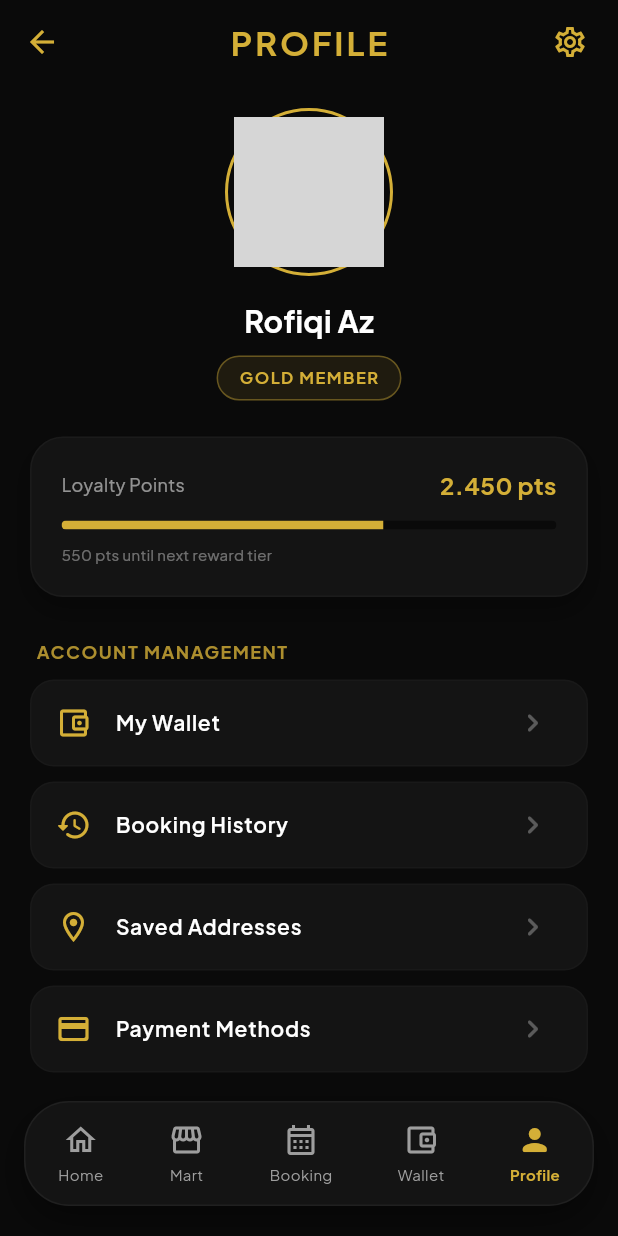
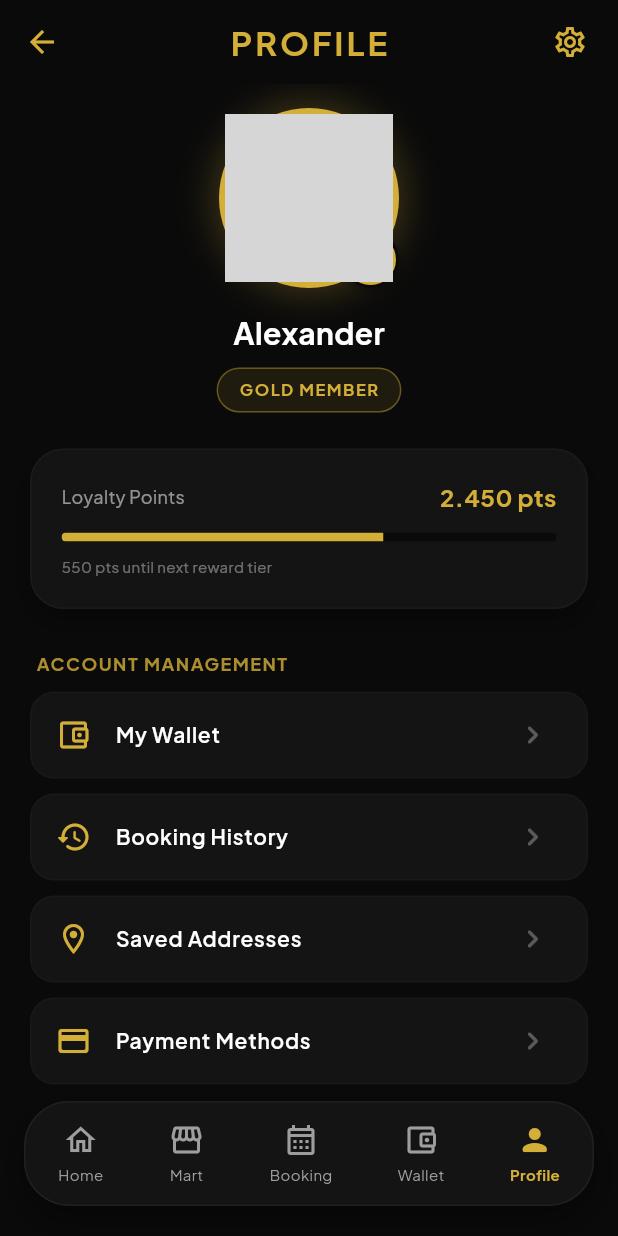
Before and after one commit to mrovq/BARBERKLIK, a Flutter app: the screen it shows after launch, item 5 of the bottom bar chosen, on a phone screen of 412 x 824 dp. Run offline on Flutter 3.47's test engine with Material 3 defaults, Android fonts, the phone set to English and light mode, and no system bars; our stand-ins replace google_fonts, image_picker; network calls fail; grey boxes are pictures that could not be loaded.

Commit message:
feat: implementasi fitur ganti foto profil dari galeri menggunakan image_picker

```diff
--- a/lib/screens/profile_screen.dart
+++ b/lib/screens/profile_screen.dart
@@ -1,5 +1,7 @@
+import 'dart:io';
 import 'package:flutter/material.dart';
 import 'package:google_fonts/google_fonts.dart';
+import 'package:image_picker/image_picker.dart';
 import 'home_screen.dart';
 import 'klikmart_screen.dart';
 import 'queue_status_screen.dart';
@@ -12,6 +14,30 @@ class ProfileScreen extends StatefulWidget {
 }
 
 class _ProfileScreenState extends State<ProfileScreen> {
+  // File untuk menyimpan foto profil yang dipilih dari galeri
+  File? _imageFile;
+
+  /// Fungsi asynchronous untuk mengambil foto dari galeri menggunakan package image_picker.
+  /// Setelah foto berhasil dipilih, state _imageFile akan diperbarui sehingga UI di-render ulang.
+  Future<void> _pickImageFromGallery() async {
+    try {
+      final ImagePicker picker = ImagePicker();
+      final XFile? pickedFile = await picker.pickImage(
+        source: ImageSource.gallery,
+        imageQuality: 85, // Mengompresi kualitas gambar (85%) untuk optimasi performa & memori
+      );
+
+      if (pickedFile != null) {
+        setState(() {
+          _imageFile = File(pickedFile.path);
+        });
+      }
+    } catch (e) {
+      // Menangkap error jika terjadi kesalahan akses galeri atau pemilihan foto
+      debugPrint('Error picking image from gallery: $e');
+    }
+  }
+
   @override
   Widget build(BuildContext context) {
     return Scaffold(
@@ -74,25 +100,74 @@ class _ProfileScreenState extends State<ProfileScreen> {
   Widget _buildProfileHeader() {
     return Column(
       children: [
+        // Menggunakan BoxDecoration untuk memberikan efek pendaran halus (glow) emas di sekitar lingkaran foto
         Container(
-          padding: const EdgeInsets.all(4), // Space for gold border
           decoration: BoxDecoration(
             shape: BoxShape.circle,
-            border: Border.all(
-              color: const Color(0xFFD4AF37), // Gold border
-              width: 2.0,
-            ),
+            boxShadow: [
+              BoxShadow(
+                color: const Color(0xFFD4AF37).withOpacity(0.25),
+                blurRadius: 20,
+                spreadRadius: 4,
+              ),
+            ],
           ),
-          child: const CircleAvatar(
-            radius: 50,
-            backgroundImage: NetworkImage(
-              'https://images.unsplash.com/photo-1535713875002-d1d0cf377fde?auto=format&fit=crop&w=250&q=80', // Rofiqi Az profile photo
-            ),
+          child: Stack(
+            alignment: Alignment.center,
+            children: [
+              // Elemen Dasar: CircleAvatar besar dengan radius 60
+              CircleAvatar(
+                radius: 60,
+                backgroundColor: const Color(0xFFD4AF37), // Bingkai (border) tebal berwarna emas
+                child: CircleAvatar(
+                  radius: 56, // Ukuran sedikit lebih kecil untuk memperlihatkan bingkai emas
+                  backgroundColor: const Color(0xFF141414),
+                  // Menampilkan foto: jika _imageFile null, gunakan placeholder NetworkImage. Jika ada, gunakan FileImage.
+                  backgroundImage: _imageFile != null
+                      ? FileImage(_imageFile!)
+                      : const NetworkImage(
+                          'https://images.unsplash.com/photo-1535713875002-d1d0cf377fde?auto=format&fit=crop&w=250&q=80',
+                        ) as ImageProvider,
+                ),
+              ),
+              // Tombol Aksi di pojok kanan bawah
+              Positioned(
+                bottom: 0,
+                right: 0,
+                child: GestureDetector(
+                  onTap: _pickImageFromGallery,
+                  child: Container(
+                    padding: const EdgeInsets.all(8),
+                    decoration: BoxDecoration(
+                      color: const Color(0xFFD4AF37), // Tombol berbentuk lingkaran emas kecil
+                      shape: BoxShape.circle,
+                      border: Border.all(
+                        color: const Color(0xFF0A0A0A), // Pemisah gelap dengan foto utama
+                        width: 2.0,
+                      ),
+                      boxShadow: [
+                        BoxShadow(
+                          color: Colors.black.withOpacity(0.3),
+                          blurRadius: 4,
+                          offset: const Offset(0, 2),
+                        ),
+                      ],
+                    ),
+                    child: const Icon(
+                      Icons.camera_alt, // Ikon kamera hitam di tengah
+                      color: Colors.black,
+                      size: 18,
+                    ),
+                  ),
+                ),
+              ),
+            ],
           ),
         ),
         const SizedBox(height: 16),
+        // Nama pengguna: Alexander (diperbarui sesuai request)
         Text(
-          'Rofiqi Az',
+          'Alexander',
           style: GoogleFonts.plusJakartaSans(
             color: Colors.white,
             fontSize: 20,
@@ -100,6 +175,7 @@ class _ProfileScreenState extends State<ProfileScreen> {
           ),
         ),
         const SizedBox(height: 8),
+        // Badge: GOLD MEMBER tetap dipertahankan
         Container(
           padding: const EdgeInsets.symmetric(horizontal: 14, vertical: 6),
           decoration: BoxDecoration(
--- a/pubspec.yaml
+++ b/pubspec.yaml
@@ -37,6 +37,7 @@ dependencies:
   url_launcher: ^6.3.2
   google_fonts: ^8.1.0
   flutter_native_splash: ^2.4.7
+  image_picker: ^1.2.2
 
 dev_dependencies:
   flutter_test:
```
Also changed, not shown: pubspec.lock, 5 other files.
